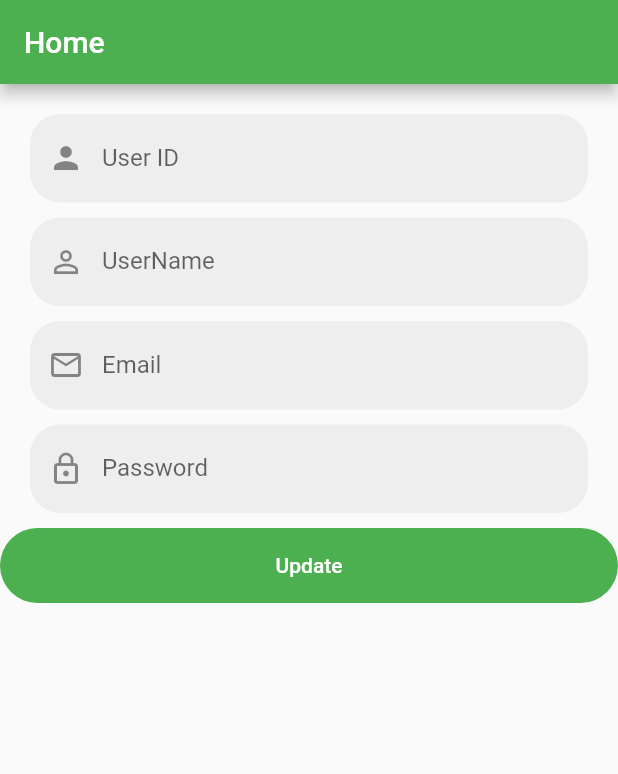
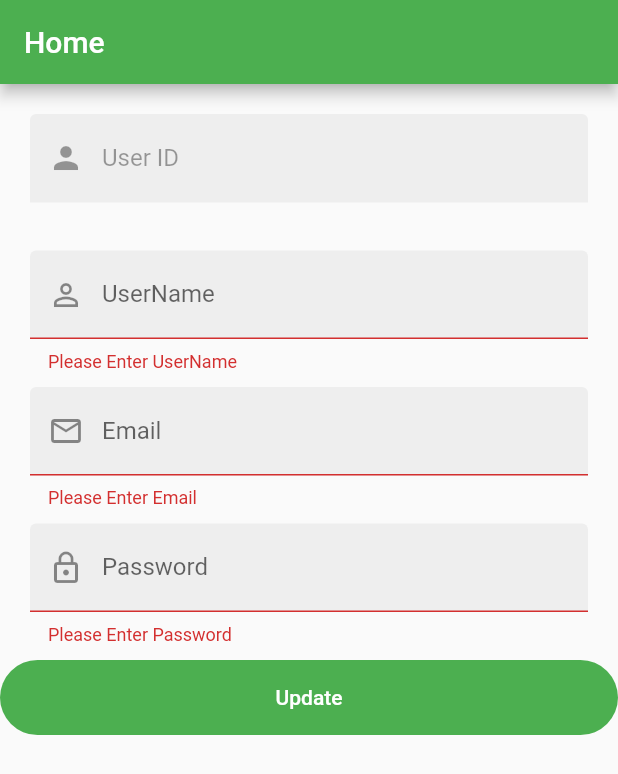
Before and after one commit to Juwonlo/GrowApp, a Flutter app: the HomeForm screen opened directly, after a tap on "Update", on a phone screen of 412 x 824 dp. Shown: the top 774 px of the screen. Run offline on Flutter 3.47's test engine with Material 2 defaults, Android fonts, the phone set to English and light mode, and no system bars; our stand-ins replace fluttertoast, shared_preferences, sqflite, toast; missing offline and left inert: dart:html; accounts and stored records are empty.

Commit message:
Created how to Update user details

```diff
--- a/lib/DatabaseHandler/dbhelper.dart
+++ b/lib/DatabaseHandler/dbhelper.dart
@@ -70,6 +70,14 @@ class DbHelper {
 
     return null;
   }
+
+  Future<int> updateUser(UserModel user) async {
+    var dbClient = await db;
+    var res = await dbClient.update(Table_User, user.toMap(),
+      where: '$C_UserID = ?', whereArgs: [user.user_id]);
+
+    return res;
+  }
 }
 
 //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
--- a/lib/Screens/HomeForm.dart
+++ b/lib/Screens/HomeForm.dart
@@ -1,4 +1,8 @@
 import 'package:flutter/material.dart';
+import 'package:registration_sql/DatabaseHandler/dbhelper.dart';
+import 'package:registration_sql/Model/UserModel.dart';
+import 'package:registration_sql/Screens/login_page.dart';
+import 'package:registration_sql/common/toastHelper.dart';
 import 'package:shared_preferences/shared_preferences.dart';
 import '../common/genTextformfield.dart';
 
@@ -11,7 +15,9 @@ class HomeForm extends StatefulWidget {
 class _HomeFormState extends State<HomeForm> {
 
   final Future<SharedPreferences> _pref = SharedPreferences.getInstance();
-  String userName = "";
+
+
+  late DbHelper dbHelper;
   final _formKey = GlobalKey<FormState>();
   final _conUserid = TextEditingController();
   final _conUserName = TextEditingController();
@@ -23,22 +29,66 @@ class _HomeFormState extends State<HomeForm> {
   void initState() {
     super.initState();
     getUserData();
+
+    dbHelper = DbHelper();
   }
 
   Future<void> getUserData() async {
     final SharedPreferences sp = await _pref;
 
     setState(() {
-      _conUserid.text = sp.getString("user_name")!;
+      _conUserid.text = sp.getString("user_id")!;
       _conUserName.text = sp.getString("user_name")!;
-      _conEmail.text = sp.getString("user_name")!;
-      _conPassword.text = sp.getString("user_name")!;
+      _conEmail.text = sp.getString("email")!;
+      _conPassword.text = sp.getString("password")!;
 
     });
   }
 
-  update(){
+  update() async {
 
+    String uid = _conUserid.text;
+    String uname = _conUserName.text;
+    String email = _conEmail.text;
+    String passed = _conPassword.text;
+
+    if(_formKey.currentState!.validate()){
+
+      _formKey.currentState?.save();
+
+
+      UserModel user = UserModel( uid, uname , email, passed);
+      await dbHelper.updateUser(user).then((value){
+        if (value == 1) {
+          showToast(context, 'Successfully Updated');
+
+          updateSP(user).whenComplete((){
+            Navigator.pushAndRemoveUntil(
+                context,
+                MaterialPageRoute(builder: (_) => LoginPage()),
+                    (Route<dynamic> route) => false);
+
+          });
+        }else {
+          showToast(context, 'Error: Update Failed');
+        }
+
+      }).catchError((error){
+        print(error);
+        showToast(context, 'Error');
+      });
+    }
+
+  }
+
+  updateSP(UserModel user) async{
+
+    final SharedPreferences sp = await _pref;
+
+    sp.setString("user_id", user.user_id);
+    sp.setString("user_name", user.user_name);
+    sp.setString("email", user.email);
+    sp.setString("password", user.password);
   }
 
   @override
@@ -60,6 +110,7 @@ class _HomeFormState extends State<HomeForm> {
                     controller: _conUserid,
                     hintName: 'User ID',
                     icon: Icons.person,
+                  isEnable: false,
                 ),
                 const SizedBox(height: 10),
                 getTextFormField(
--- a/lib/common/genTextformfield.dart
+++ b/lib/common/genTextformfield.dart
@@ -1,3 +1,5 @@
+import 'dart:html';
+
 import 'package:flutter/material.dart';
 import 'package:registration_sql/common/toastHelper.dart';
 
@@ -7,6 +9,7 @@ class getTextFormField extends StatelessWidget {
   IconData icon;
   bool isObscureText;
   TextInputType inputType;
+  bool isEnable;
 
 
   getTextFormField({Key? key,
@@ -15,6 +18,7 @@ class getTextFormField extends StatelessWidget {
     required this.icon,
     this.isObscureText = false,
     this.inputType = TextInputType.text,
+    this.isEnable = true,
   }) : super(key: key);
 
   @override
@@ -24,6 +28,7 @@ class getTextFormField extends StatelessWidget {
       child: TextFormField(
         controller: controller,
         obscureText: isObscureText,
+        enabled: isEnable,
         keyboardType: inputType,
         validator: (value) {
           if (value!.isEmpty) {
```
